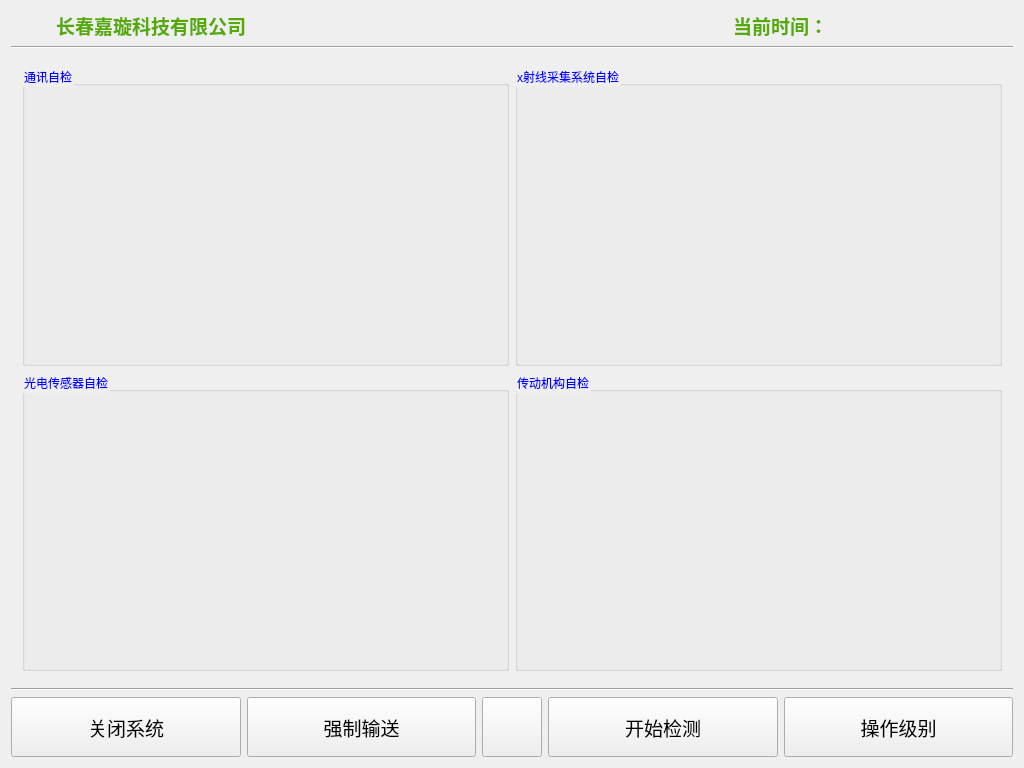
First picture: the form in XrayDetector/mainwindow.ui, repository perceptive558/xRayDetector, before the edit.
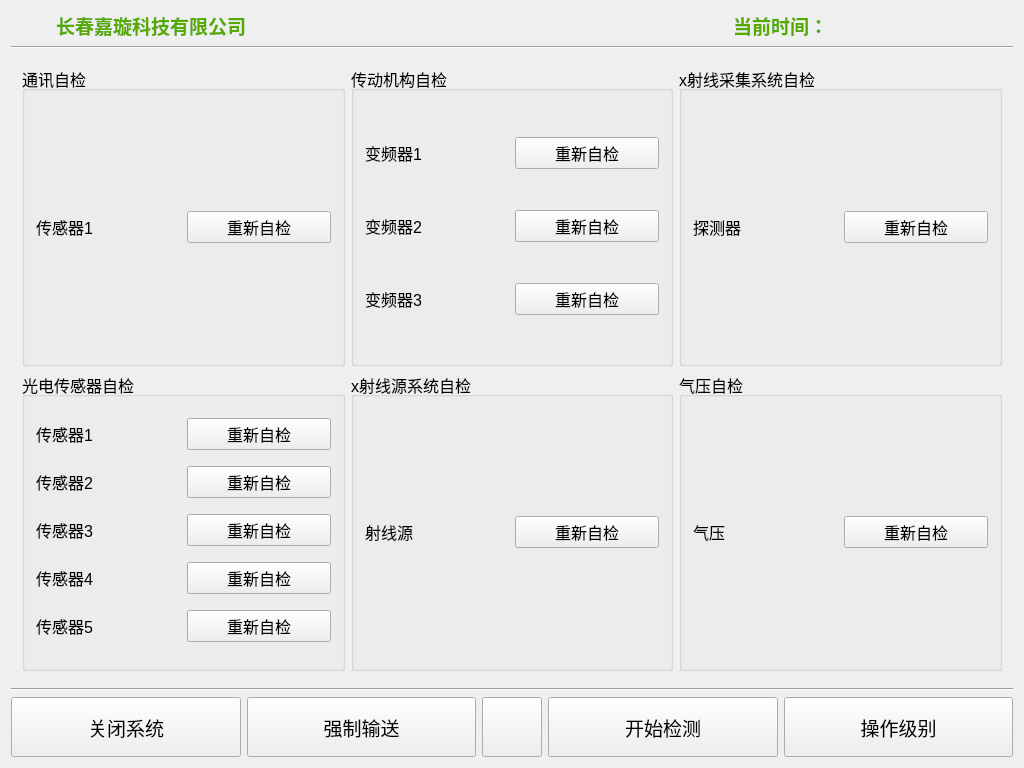
Second picture: the form after the edit. The open tabs and pages were chosen to show the change. Icons and pictures are not drawn.

```diff
--- a/XrayDetector/mainwindow.ui
+++ b/XrayDetector/mainwindow.ui
@@ -339,7 +339,7 @@
         </property>
         <property name="styleSheet">
          <string notr="true">font: 12pt &quot;Arial&quot;;
-color: rgb(0, 0, 255);</string>
+</string>
         </property>
         <property name="currentIndex">
          <number>10</number>
@@ -757,32 +757,226 @@
         </widget>
         <widget class="QWidget" name="system_inspect">
          <layout class="QGridLayout" name="gridLayout_14">
-          <item row="0" column="0">
-           <widget class="QGroupBox" name="groupBox">
-            <property name="title">
-             <string>通讯自检</string>
-            </property>
-           </widget>
-          </item>
-          <item row="1" column="1">
-           <widget class="QGroupBox" name="groupBox_4">
-            <property name="title">
-             <string>传动机构自检</string>
-            </property>
-           </widget>
-          </item>
           <item row="1" column="0">
            <widget class="QGroupBox" name="groupBox_3">
             <property name="title">
              <string>光电传感器自检</string>
             </property>
+            <layout class="QGridLayout" name="gridLayout_19">
+             <item row="0" column="0">
+              <widget class="QLabel" name="label_2">
+               <property name="text">
+                <string>传感器1</string>
+               </property>
+              </widget>
+             </item>
+             <item row="2" column="0">
+              <widget class="QLabel" name="label_8">
+               <property name="text">
+                <string>传感器3</string>
+               </property>
+              </widget>
+             </item>
+             <item row="4" column="0">
+              <widget class="QLabel" name="label_22">
+               <property name="text">
+                <string>传感器5</string>
+               </property>
+              </widget>
+             </item>
+             <item row="3" column="0">
+              <widget class="QLabel" name="label_10">
+               <property name="text">
+                <string>传感器4</string>
+               </property>
+              </widget>
+             </item>
+             <item row="1" column="0">
+              <widget class="QLabel" name="label_7">
+               <property name="text">
+                <string>传感器2</string>
+               </property>
+              </widget>
+             </item>
+             <item row="0" column="1">
+              <widget class="QPushButton" name="pushButton">
+               <property name="text">
+                <string>重新自检</string>
+               </property>
+              </widget>
+             </item>
+             <item row="1" column="1">
+              <widget class="QPushButton" name="pushButton_2">
+               <property name="text">
+                <string>重新自检</string>
+               </property>
+              </widget>
+             </item>
+             <item row="2" column="1">
+              <widget class="QPushButton" name="pushButton_3">
+               <property name="text">
+                <string>重新自检</string>
+               </property>
+              </widget>
+             </item>
+             <item row="3" column="1">
+              <widget class="QPushButton" name="pushButton_4">
+               <property name="text">
+                <string>重新自检</string>
+               </property>
+              </widget>
+             </item>
+             <item row="4" column="1">
+              <widget class="QPushButton" name="pushButton_5">
+               <property name="text">
+                <string>重新自检</string>
+               </property>
+              </widget>
+             </item>
+            </layout>
            </widget>
           </item>
-          <item row="0" column="1">
+          <item row="0" column="2">
            <widget class="QGroupBox" name="groupBox_2">
             <property name="title">
              <string>x射线采集系统自检</string>
             </property>
+            <layout class="QGridLayout" name="gridLayout_22">
+             <item row="0" column="0">
+              <widget class="QLabel" name="label_27">
+               <property name="text">
+                <string>探测器</string>
+               </property>
+              </widget>
+             </item>
+             <item row="0" column="1">
+              <widget class="QPushButton" name="pushButton_10">
+               <property name="text">
+                <string>重新自检</string>
+               </property>
+              </widget>
+             </item>
+            </layout>
+           </widget>
+          </item>
+          <item row="0" column="0">
+           <widget class="QGroupBox" name="groupBox">
+            <property name="title">
+             <string>通讯自检</string>
+            </property>
+            <layout class="QGridLayout" name="gridLayout_21">
+             <item row="0" column="0">
+              <widget class="QLabel" name="label_23">
+               <property name="text">
+                <string>传感器1</string>
+               </property>
+              </widget>
+             </item>
+             <item row="0" column="1">
+              <widget class="QPushButton" name="pushButton_6">
+               <property name="text">
+                <string>重新自检</string>
+               </property>
+              </widget>
+             </item>
+            </layout>
+           </widget>
+          </item>
+          <item row="0" column="1">
+           <widget class="QGroupBox" name="groupBox_7">
+            <property name="title">
+             <string>传动机构自检</string>
+            </property>
+            <layout class="QGridLayout" name="gridLayout_20">
+             <item row="0" column="0">
+              <widget class="QLabel" name="label_24">
+               <property name="text">
+                <string>变频器1</string>
+               </property>
+              </widget>
+             </item>
+             <item row="0" column="1">
+              <widget class="QPushButton" name="pushButton_7">
+               <property name="text">
+                <string>重新自检</string>
+               </property>
+              </widget>
+             </item>
+             <item row="1" column="0">
+              <widget class="QLabel" name="label_25">
+               <property name="text">
+                <string>变频器2</string>
+               </property>
+              </widget>
+             </item>
+             <item row="1" column="1">
+              <widget class="QPushButton" name="pushButton_8">
+               <property name="text">
+                <string>重新自检</string>
+               </property>
+              </widget>
+             </item>
+             <item row="2" column="0">
+              <widget class="QLabel" name="label_26">
+               <property name="text">
+                <string>变频器3</string>
+               </property>
+              </widget>
+             </item>
+             <item row="2" column="1">
+              <widget class="QPushButton" name="pushButton_9">
+               <property name="text">
+                <string>重新自检</string>
+               </property>
+              </widget>
+             </item>
+            </layout>
+           </widget>
+          </item>
+          <item row="1" column="1">
+           <widget class="QGroupBox" name="groupBox_9">
+            <property name="title">
+             <string>x射线源系统自检</string>
+            </property>
+            <layout class="QGridLayout" name="gridLayout_23">
+             <item row="0" column="0">
+              <widget class="QLabel" name="label_28">
+               <property name="text">
+                <string>射线源</string>
+               </property>
+              </widget>
+             </item>
+             <item row="0" column="1">
+              <widget class="QPushButton" name="pushButton_13">
+               <property name="text">
+                <string>重新自检</string>
+               </property>
+              </widget>
+             </item>
+            </layout>
+           </widget>
+          </item>
+          <item row="1" column="2">
+           <widget class="QGroupBox" name="groupBox_4">
+            <property name="title">
+             <string>气压自检</string>
+            </property>
+            <layout class="QGridLayout" name="gridLayout_24">
+             <item row="0" column="0">
+              <widget class="QLabel" name="label_29">
+               <property name="text">
+                <string>气压</string>
+               </property>
+              </widget>
+             </item>
+             <item row="0" column="1">
+              <widget class="QPushButton" name="pushButton_14">
+               <property name="text">
+                <string>重新自检</string>
+               </property>
+              </widget>
+             </item>
+            </layout>
            </widget>
           </item>
          </layout>
@@ -1153,13 +1347,13 @@
            </widget>
           </item>
           <item row="2" column="1">
-           <widget class="QLabel" name="label_7">
+           <widget class="QLabel" name="label_self_test">
             <property name="styleSheet">
              <string notr="true">font: 25pt &quot;Arial&quot;;
 color: rgb(0, 0, 255);</string>
             </property>
             <property name="text">
-             <string>正在进行通信自检...</string>
+             <string/>
             </property>
            </widget>
           </item>
@@ -1200,13 +1394,13 @@
         <widget class="QWidget" name="closing">
          <layout class="QGridLayout" name="gridLayout_13">
           <item row="0" column="0">
-           <widget class="QLabel" name="label_8">
+           <widget class="QLabel" name="label_close_system">
             <property name="styleSheet">
              <string notr="true">font: 50pt &quot;Arial&quot;;
 color: rgb(0, 0, 255);</string>
             </property>
             <property name="text">
-             <string>系统将在3分钟之后关闭</string>
+             <string>系统将在10秒后关闭</string>
             </property>
             <property name="alignment">
              <set>Qt::AlignCenter</set>
@@ -1525,83 +1719,6 @@
           </item>
          </layout>
         </widget>
-        <widget class="QWidget" name="page">
-         <layout class="QGridLayout" name="gridLayout_19">
-          <item row="0" column="0">
-           <layout class="QHBoxLayout" name="horizontalLayout_4" stretch="4,1">
-            <item>
-             <widget class="QFrame" name="frame_show_Test">
-              <property name="minimumSize">
-               <size>
-                <width>600</width>
-                <height>616</height>
-               </size>
-              </property>
-              <property name="frameShape">
-               <enum>QFrame::Box</enum>
-              </property>
-              <property name="frameShadow">
-               <enum>QFrame::Raised</enum>
-              </property>
-             </widget>
-            </item>
-            <item>
-             <layout class="QGridLayout" name="gridLayout_18">
-              <item row="0" column="0">
-               <widget class="QPushButton" name="pushButton_open">
-                <property name="text">
-                 <string>Open</string>
-                </property>
-               </widget>
-              </item>
-              <item row="0" column="1">
-               <widget class="QPushButton" name="pushButton_close">
-                <property name="text">
-                 <string>Close</string>
-                </property>
-               </widget>
-              </item>
-              <item row="1" column="0">
-               <widget class="QPushButton" name="pushButton_grab">
-                <property name="text">
-                 <string>Grab</string>
-                </property>
-               </widget>
-              </item>
-              <item row="1" column="1">
-               <widget class="QPushButton" name="pushButton_stop">
-                <property name="text">
-                 <string>Stop</string>
-                </property>
-               </widget>
-              </item>
-              <item row="2" column="0">
-               <widget class="QPushButton" name="pushButton_snap">
-                <property name="text">
-                 <string>Snap</string>
-                </property>
-               </widget>
-              </item>
-              <item row="3" column="0" colspan="2">
-               <widget class="QPushButton" name="pushButton_onboardcalibration">
-                <property name="text">
-                 <string>OnBoardCalibration</string>
-                </property>
-               </widget>
-              </item>
-              <item row="4" column="0" colspan="2">
-               <widget class="QPushButton" name="pushButton_loadcalibration">
-                <property name="text">
-                 <string>LoadCalibration</string>
-                </property>
-               </widget>
-              </item>
-             </layout>
-            </item>
-           </layout>
-          </item>
-         </layout>
-        </widget>
         <widget class="QWidget" name="password_input">
          <layout class="QGridLayout" name="gridLayout_16">
           <item row="0" column="0">
```
Left out of the diff: 280 changed lines with no effect on the pictures.
